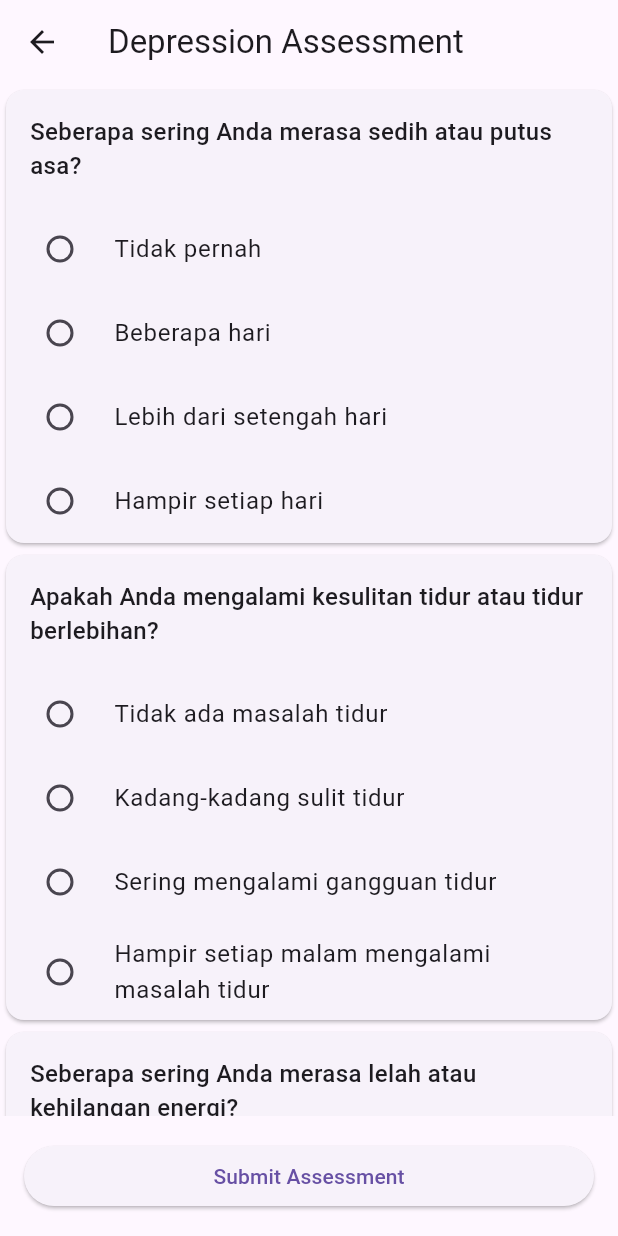
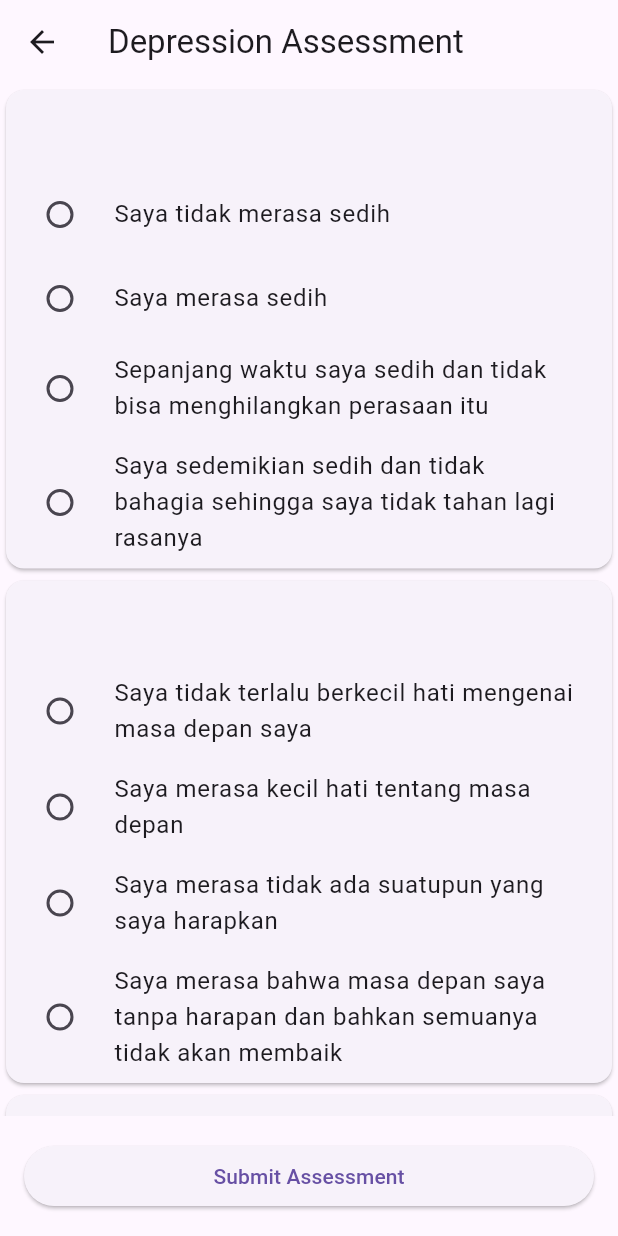
Before and after one commit to naufalmms/health_lens, a Flutter app: the AssessmentScreen screen opened by its route, on a phone screen of 412 x 824 dp. Run offline on Flutter 3.47's test engine with Material 3 defaults, Android fonts, the phone set to English and light mode, and no system bars; our stand-ins replace cloud_firestore, firebase_auth, firebase_core, fl_chart, flutter_local_notifications, google_sign_in and 2 more; missing offline and left inert: health, mailer; accounts and stored records are empty; network calls fail.

Commit message:
fix: detail physic & assesment

```diff
--- a/lib/providers/assesment_provider.dart
+++ b/lib/providers/assesment_provider.dart
@@ -14,96 +14,370 @@ class AssessmentProvider with ChangeNotifier {
 
   final List<Map<String, dynamic>> _questions = [
     {
-      'question': 'Seberapa sering Anda merasa sedih atau putus asa?',
+      'question': '',
       'options': [
-        {'text': 'Tidak pernah', 'score': 0},
-        {'text': 'Beberapa hari', 'score': 1},
-        {'text': 'Lebih dari setengah hari', 'score': 2},
-        {'text': 'Hampir setiap hari', 'score': 3},
+        {'text': 'Saya tidak merasa sedih', 'score': 0},
+        {'text': 'Saya merasa sedih', 'score': 1},
+        {
+          'text':
+              'Sepanjang waktu saya sedih dan tidak bisa menghilangkan perasaan itu',
+          'score': 2
+        },
+        {
+          'text':
+              'Saya sedemikian sedih dan tidak bahagia sehingga saya tidak tahan lagi rasanya',
+          'score': 3
+        },
       ]
     },
     {
-      'question':
-          'Apakah Anda mengalami kesulitan tidur atau tidur berlebihan?',
+      'question': '',
       'options': [
-        {'text': 'Tidak ada masalah tidur', 'score': 0},
-        {'text': 'Kadang-kadang sulit tidur', 'score': 1},
-        {'text': 'Sering mengalami gangguan tidur', 'score': 2},
-        {'text': 'Hampir setiap malam mengalami masalah tidur', 'score': 3},
+        {
+          'text': 'Saya tidak terlalu berkecil hati mengenai masa depan saya',
+          'score': 0
+        },
+        {'text': 'Saya merasa kecil hati tentang masa depan', 'score': 1},
+        {
+          'text': 'Saya merasa tidak ada suatupun yang saya harapkan',
+          'score': 2
+        },
+        {
+          'text':
+              'Saya merasa bahwa masa depan saya tanpa harapan dan bahkan semuanya tidak akan membaik',
+          'score': 3
+        },
       ]
     },
     {
-      'question': 'Seberapa sering Anda merasa lelah atau kehilangan energi?',
+      'question': '',
       'options': [
-        {'text': 'Tidak pernah merasa lelah', 'score': 0},
-        {'text': 'Kadang-kadang merasa lelah', 'score': 1},
-        {'text': 'Sering merasa lelah', 'score': 2},
-        {'text': 'Selalu merasa tidak berenergi', 'score': 3},
+        {
+          'text': 'Saya tidak menganggap diri saya sebagai seorang yang gagal',
+          'score': 0
+        },
+        {
+          'text':
+              'Saya merasa bahwa saya telah gagal lebih dari kebanyakan orang',
+          'score': 1
+        },
+        {
+          'text':
+              'Saat saya menengok masa lalu, maka yang terlihat oleh saya hanya kegagalan',
+          'score': 2
+        },
+        {
+          'text': 'Saya merasa bahwa saya adalah seorang yang gagal total',
+          'score': 3
+        },
       ]
     },
     {
-      'question': 'Apakah Anda mengalami perubahan nafsu makan?',
+      'question': '',
       'options': [
-        {'text': 'Nafsu makan normal', 'score': 0},
-        {'text': 'Sedikit perubahan nafsu makan', 'score': 1},
-        {'text': 'Perubahan nafsu makan signifikan', 'score': 2},
-        {'text': 'Kehilangan nafsu makan sama sekali', 'score': 3},
+        {
+          'text':
+              'Saya memperoleh banyak kepuasan dari hal-hal yang saya lakukan, sama seperti sebelumnya',
+          'score': 0
+        },
+        {
+          'text':
+              'Saya tidak lagi menikmati berbagai hal, seperti yang pernah saya rasakan dulu',
+          'score': 1
+        },
+        {
+          'text': 'Saya tidak memperoleh kepuasan sejati dari apapun lagi',
+          'score': 2
+        },
+        {'text': 'Saya tidak puas dan bosan dengan segalanya', 'score': 3},
       ]
     },
     {
-      'question': 'Seberapa sering Anda merasa sulit berkonsentrasi?',
+      'question': '',
       'options': [
-        {'text': 'Dapat berkonsentrasi dengan baik', 'score': 0},
-        {'text': 'Kadang-kadang sulit fokus', 'score': 1},
-        {'text': 'Sering kesulitan berkonsentrasi', 'score': 2},
-        {'text': 'Hampir selalu tidak dapat berkonsentrasi', 'score': 3},
+        {'text': 'Saya tidak terlalu merasa bersalah', 'score': 0},
+        {'text': 'Saya merasa bersalah di hampir tiap waktu', 'score': 1},
+        {
+          'text': 'Saya merasa bersalah di hampir sebagian waktu saya',
+          'score': 2
+        },
+        {'text': 'Saya merasa bersalah di sepanjang waktu', 'score': 3},
       ]
     },
     {
-      'question': 'Apakah Anda merasa gelisah atau tidak tenang?',
+      'question': '',
       'options': [
-        {'text': 'Tidak pernah', 'score': 0},
-        {'text': 'Kadang-kadang merasa gelisah', 'score': 1},
-        {'text': 'Sering merasa tidak tenang', 'score': 2},
-        {'text': 'Selalu merasa sangat gelisah', 'score': 3},
+        {'text': 'Saya tidak merasa seolah saya sedang dihukum', 'score': 0},
+        {'text': 'Saya merasa mungkin saya sedang dihukum', 'score': 1},
+        {'text': 'Saya pikir saya akan dihukum', 'score': 2},
+        {'text': 'Saya merasa bahwa saya sedang dihukum', 'score': 3},
       ]
     },
     {
-      'question': 'Seberapa sering Anda merasa rendah diri atau gagal?',
+      'question': '',
       'options': [
-        {'text': 'Tidak pernah', 'score': 0},
-        {'text': 'Jarang', 'score': 1},
-        {'text': 'Sering', 'score': 2},
-        {'text': 'Hampir setiap saat', 'score': 3},
+        {
+          'text': 'Saya tidak merasa kecewa terhadap diri saya sendiri',
+          'score': 0
+        },
+        {'text': 'Saya agak kecewa terhadap diri saya sendiri', 'score': 1},
+        {'text': 'Saya kecewa terhadap diri saya sendiri', 'score': 2},
+        {'text': 'Saya membenci diri saya sendiri', 'score': 3},
       ]
     },
     {
-      'question': 'Apakah Anda memiliki pikiran ingin menyakiti diri sendiri?',
+      'question': '',
       'options': [
-        {'text': 'Tidak sama sekali', 'score': 0},
-        {'text': 'Kadang-kadang terlintas', 'score': 1},
-        {'text': 'Sering terpikirkan', 'score': 2},
-        {'text': 'Memiliki rencana konkret', 'score': 3},
+        {
+          'text': 'Saya tidak merasa lebih buruk daripada orang lain',
+          'score': 0
+        },
+        {
+          'text':
+              'Saya cela diri saya sendiri karena kelemahan atau kesalahan saya',
+          'score': 1
+        },
+        {
+          'text':
+              'Saya menyalahkan diri saya sepanjang waktu karena kesalahan-kesalahan saya',
+          'score': 2
+        },
+        {
+          'text':
+              'Saya menyalahakan diri saya untuk semua hal buruk yang terjadi',
+          'score': 3
+        },
       ]
     },
     {
-      'question':
-          'Seberapa sering Anda kesulitan melakukan aktivitas sehari-hari?',
+      'question': '',
       'options': [
-        {'text': 'Dapat melakukan aktivitas normal', 'score': 0},
-        {'text': 'Sedikit terganggu', 'score': 1},
-        {'text': 'Cukup sulit melakukan aktivitas', 'score': 2},
-        {'text': 'Hampir tidak dapat melakukan apa-apa', 'score': 3},
+        {
+          'text': 'Saya tidak punya pikiran sedikitpun untuk bunuh diri',
+          'score': 0
+        },
+        {'text': 'Saya ingin bunuh diri', 'score': 1},
+        {'text': 'Saya kecewa terhadap diri saya sendiri', 'score': 2},
+        {'text': 'Saya akan bunuh diri jika ada kesempatan', 'score': 3},
       ]
     },
     {
-      'question':
-          'Apakah Anda merasa kehilangan minat atau kesenangan dalam aktivitas?',
+      'question': '',
       'options': [
-        {'text': 'Tetap menikmati aktivitas', 'score': 0},
-        {'text': 'Sedikit kehilangan minat', 'score': 1},
-        {'text': 'Banyak kehilangan minat', 'score': 2},
-        {'text': 'Sama sekali tidak tertarik', 'score': 3},
+        {
+          'text': 'Saya tidak lebih banyak menangis dibandingkan biasanya',
+          'score': 0
+        },
+        {
+          'text': 'Sekarang saya lebih banyak menangis daripada sebelumnya',
+          'score': 1
+        },
+        {'text': 'Saya sekarang menangis sepanjang waktu', 'score': 2},
+        {
+          'text':
+              'Biasanya saya mampu menangis, namunkini saya tidak lagi bisa menangis walaupun saya menginginkannya',
+          'score': 3
+        },
+      ]
+    },
+    {
+      'question': '',
+      'options': [
+        {
+          'text':
+              'Saya tidak terganggu oleh berbagai hal dibandingkan biasanya',
+          'score': 0
+        },
+        {
+          'text': 'Kini saya sedikit lebih parah dibandingkan biasanya',
+          'score': 1
+        },
+        {
+          'text':
+              'Saya agak jengkel dan terganggu di sebagian besar waktu saya',
+          'score': 2
+        },
+        {'text': 'Kini saya merasa jengkel sepanjang waktu', 'score': 3},
+      ]
+    },
+    {
+      'question': '',
+      'options': [
+        {'text': 'Saya tidak kehilangan minat terhadap orang lain', 'score': 0},
+        {
+          'text':
+              'Saya agak kurang berminat terhadap orang lain dibandingkan biasanya',
+          'score': 1
+        },
+        {
+          'text': 'Saya kehilangan seluruh minat saya terhadap orang lain',
+          'score': 2
+        },
+        {
+          'text': 'Saya telah kehilangan minat saya pada orang lain',
+          'score': 3
+        },
+      ]
+    },
+    {
+      'question': '',
+      'options': [
+        {
+          'text':
+              'Saya mengambil keputusan hampir sama baiknya dengan yang biasanya saya lakukan',
+          'score': 0
+        },
+        {
+          'text':
+              'Saya menunda mengambil keputusan lebih sering dari yang biasanya saya lakukan',
+          'score': 1
+        },
+        {
+          'text':
+              'Saya mengalami kesulitan besar dalam mengambil keputusan daripada sebelumnya',
+          'score': 2
+        },
+        {
+          'text': 'Saya sama sekali tidak dapat mengambil keputusan lagi',
+          'score': 3
+        },
+      ]
+    },
+    {
+      'question': '',
+      'options': [
+        {
+          'text':
+              'Saya tidak merasa bahwa keadaan saya tampak lebih buruk dari yang biasanya',
+          'score': 0
+        },
+        {'text': 'Saya kuatir tampak tua dan tidak menarik', 'score': 1},
+        {
+          'text':
+              'Saya merasa ada perubahan yang permanent dalam penampilan saya sehingga membuat saya nampak tidak menarik',
+          'score': 2
+        },
+        {'text': 'Saya yakin bahwa saya nampak jelek', 'score': 3},
+      ]
+    },
+    {
+      'question': '',
+      'options': [
+        {
+          'text':
+              'Saya dapat bekerja sama baiknya dengan waktu-waktu sebelumnya',
+          'score': 0
+        },
+        {
+          'text':
+              'Saya membutuhkan suatu usaha ekstra untuk memulai melakukan sesuatu',
+          'score': 1
+        },
+        {
+          'text':
+              'Saya harus memaksa diri sekuat tenaga untuk melakukan sesuatu',
+          'score': 2
+        },
+        {'text': 'Saya tidak mampu melakuakan apapun lagi', 'score': 3},
+      ]
+    },
+    {
+      'question': '',
+      'options': [
+        {'text': 'Saya dapat tidur seperti biasanya', 'score': 0},
+        {'text': 'Tidur saya tidak nyenyak seperti biasanya', 'score': 1},
+        {
+          'text':
+              'Saya bagun 1-2 jam lebih awal dari biasanya dan merasa sukar sekali untuk bisa tidur Kembali',
+          'score': 2
+        },
+        {
+          'text':
+              'Saya bangun beberapa jam lebih awal daripada biasanya serta tidak dapat tidur kembali',
+          'score': 3
+        },
+      ]
+    },
+    {
+      'question': '',
+      'options': [
+        {'text': 'Saya tidak merasa lebih lelah dari biasanya', 'score': 0},
+        {'text': 'Saya merasa lebih mudah lelah dari biasanya', 'score': 1},
+        {'text': 'Saya merasa lelah setelah melakukan apa saja', 'score': 2},
+        {'text': 'Saya terlalu lelah untuk melakukan apapun', 'score': 3},
+      ]
+    },
+    {
+      'question': '',
+      'options': [
+        {
+          'text': 'Nafsu makan saya tidak lebih buruk dari biasanya',
+          'score': 0
+        },
+        {'text': 'Nafsu makan saya tidak sebaik biasanya', 'score': 1},
+        {'text': 'Nafsu makan saya kini jauh lebih buruk', 'score': 2},
+        {'text': 'Saya tidak memiliki nafsu makan lagi', 'score': 3},
+      ]
+    },
+    {
+      'question': '',
+      'options': [
+        {
+          'text':
+              'Berat badan saya tidak turun banyak, atau bahkan tetap akhir-akhir ini',
+          'score': 0
+        },
+        {'text': 'Berat badan saya turun lebih dari 5 kilogram', 'score': 1},
+        {'text': 'Berat badan saya turun lebih dari 10 kilogram', 'score': 2},
+        {'text': 'Berat badan saya turun lebih dari 15 kilogram', 'score': 3},
+      ]
+    },
+    {
+      'question': '',
+      'options': [
+        {
+          'text': 'Saya tidak cemas mengenai kesehatan saya dari biasanya',
+          'score': 0
+        },
+        {
+          'text':
+              'Saya cemas mengenai masalah fisik seperti masalah sakit dan tidak enak badan atau perut mual dan sembelit',
+          'score': 1
+        },
+        {
+          'text':
+              'Saya cemas mengenai masalah fisik dan sukar memikirkan banyak hal lainnya',
+          'score': 2
+        },
+        {
+          'text':
+              'Saya cemas mengenai masalah fisik saya sehingga tidak dapat berpikir tentang hal yang lainnya',
+          'score': 3
+        },
+      ]
+    },
+    {
+      'question': '',
+      'options': [
+        {
+          'text':
+              'Saya tidak melihat adanya perubahan dalam minat saya terhadap lawan jenis',
+          'score': 0
+        },
+        {
+          'text':
+              'Saya kurang berminat terhadap lawan jenis dibandingkan biasanya',
+          'score': 1
+        },
+        {
+          'text': 'Kini saya sangat kurang berminat terhadap lawan jenis',
+          'score': 2
+        },
+        {
+          'text':
+              'Saya telah kehilangan minat terhadap lawan jenis sama sekali',
+          'score': 3
+        },
       ]
     }
   ];
@@ -137,8 +411,10 @@ class AssessmentProvider with ChangeNotifier {
     _assessmentComplete = true;
 
     // Interpret Score
+    // Ubah threshold sesuai kebutuhan
     bool isDepressed = _totalScore >= 10;
-    if (isDepressed) {
+    // Kirim notifikasi untuk depresi sedang hingga berat
+    if (_totalScore >= 19) {
       _notifyEmergencyContact();
     }
 
@@ -246,8 +522,9 @@ class AssessmentProvider with ChangeNotifier {
   }
 
   Color getScoreColor(int score) {
-    if (score >= 20) return Colors.red;
-    if (score >= 10) return Colors.orange;
+    if (score >= 30) return Colors.red;
+    if (score >= 19) return Colors.orange;
+    if (score >= 10) return Colors.amber;
     return Colors.green;
   }
 
```
Also changed, not shown: lib/screens/main/assessment_screen.dart (+5 -5 lines), lib/screens/main/physical_activity_detail_screen.dart (+211 -82 lines).
